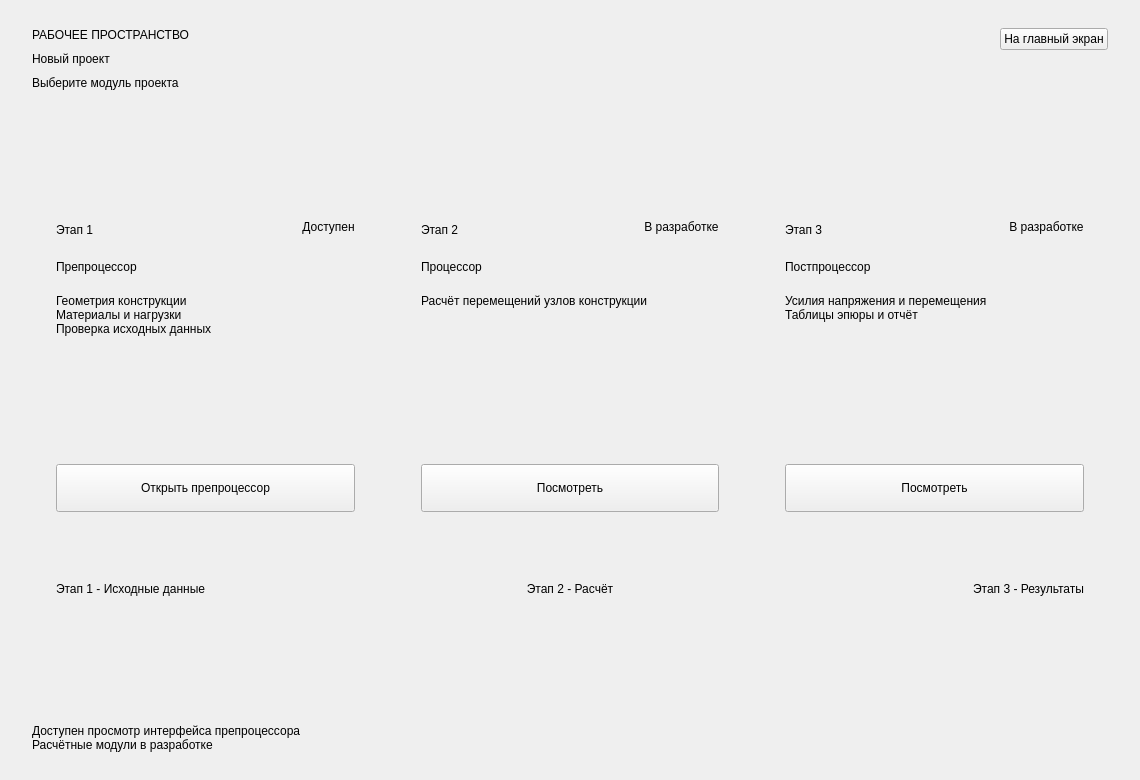
Old version of the form src/sapr/resources/forms/project_hub.ui in the repository usatopolosato/sapr-bar.
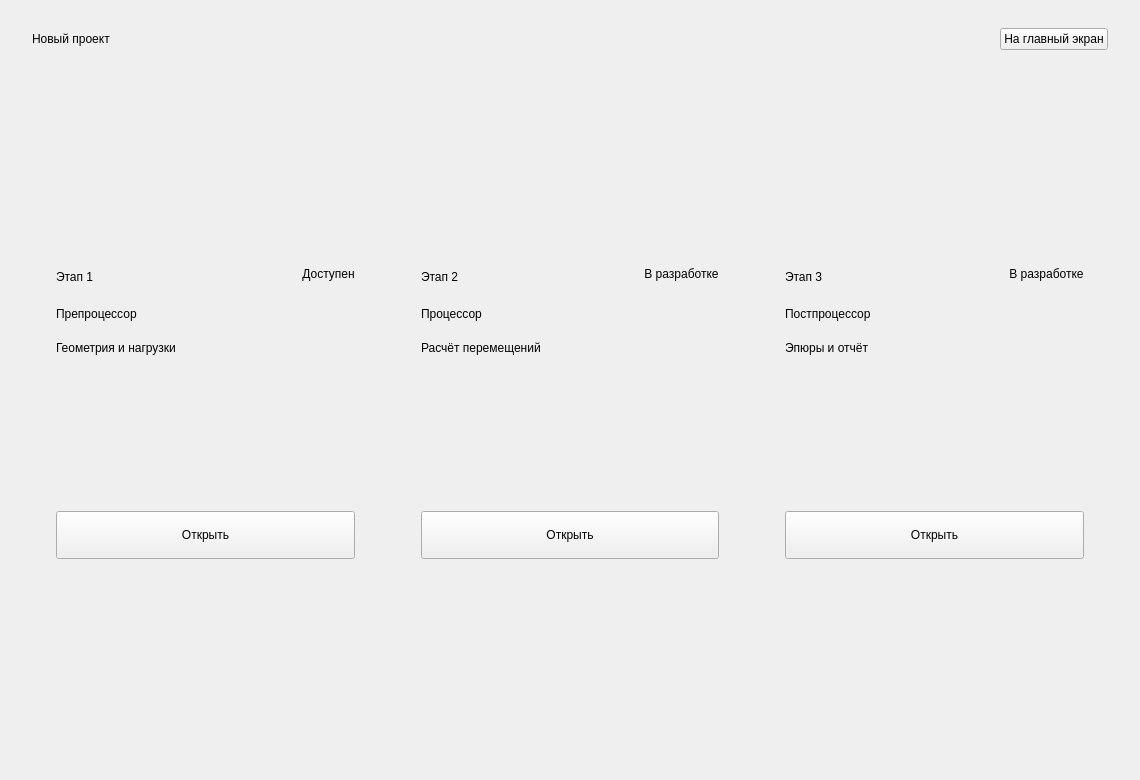
New version of the form.

```diff
--- a/src/sapr/resources/forms/project_hub.ui
+++ b/src/sapr/resources/forms/project_hub.ui
@@ -36,16 +36,6 @@
        <property name="spacing">
         <number>10</number>
        </property>
-       <item>
-        <widget class="QLabel" name="hubEyebrowLabel">
-         <property name="role" stdset="0">
-          <string>eyebrow</string>
-         </property>
-         <property name="text">
-          <string>РАБОЧЕЕ ПРОСТРАНСТВО</string>
-         </property>
-        </widget>
-       </item>
        <item>
         <widget class="QLabel" name="projectNameLabel">
          <property name="role" stdset="0">
@@ -65,19 +55,6 @@
          </property>
         </widget>
        </item>
-       <item>
-        <widget class="QLabel" name="hubDescriptionLabel">
-         <property name="role" stdset="0">
-          <string>muted</string>
-         </property>
-         <property name="text">
-          <string>Выберите модуль проекта</string>
-         </property>
-         <property name="wordWrap">
-          <bool>true</bool>
-         </property>
-        </widget>
-       </item>
       </layout>
      </item>
      <item>
@@ -224,9 +201,7 @@
            <string>muted</string>
           </property>
           <property name="text">
-           <string>Геометрия конструкции
-Материалы и нагрузки
-Проверка исходных данных</string>
+           <string>Геометрия и нагрузки</string>
           </property>
           <property name="wordWrap">
            <bool>true</bool>
@@ -264,7 +239,7 @@
            <string>primary</string>
           </property>
           <property name="text">
-           <string>Открыть препроцессор</string>
+           <string>Открыть</string>
           </property>
          </widget>
         </item>
@@ -357,7 +332,7 @@
            <string>muted</string>
           </property>
           <property name="text">
-           <string>Расчёт перемещений узлов конструкции</string>
+           <string>Расчёт перемещений</string>
           </property>
           <property name="wordWrap">
            <bool>true</bool>
@@ -395,7 +370,7 @@
            <string>secondary</string>
           </property>
           <property name="text">
-           <string>Посмотреть</string>
+           <string>Открыть</string>
           </property>
          </widget>
         </item>
@@ -488,8 +463,7 @@
            <string>muted</string>
           </property>
           <property name="text">
-           <string>Усилия напряжения и перемещения
-Таблицы эпюры и отчёт</string>
+           <string>Эпюры и отчёт</string>
           </property>
           <property name="wordWrap">
            <bool>true</bool>
@@ -527,7 +501,7 @@
            <string>secondary</string>
           </property>
           <property name="text">
-           <string>Посмотреть</string>
+           <string>Открыть</string>
           </property>
          </widget>
         </item>
@@ -536,78 +510,6 @@
      </item>
     </layout>
    </item>
-   <item>
-    <widget class="QFrame" name="workflowCard">
-     <property name="role" stdset="0">
-      <string>card</string>
-     </property>
-     <property name="frameShape">
-      <enum>QFrame::NoFrame</enum>
-     </property>
-     <layout class="QHBoxLayout" name="workflowLayout" stretch="1,1,1">
-      <property name="spacing">
-       <number>14</number>
-      </property>
-      <property name="leftMargin">
-       <number>24</number>
-      </property>
-      <property name="topMargin">
-       <number>22</number>
-      </property>
-      <property name="rightMargin">
-       <number>24</number>
-      </property>
-      <property name="bottomMargin">
-       <number>22</number>
-      </property>
-      <item>
-       <widget class="QLabel" name="workflowFirstLabel">
-        <property name="role" stdset="0">
-         <string>muted</string>
-        </property>
-        <property name="text">
-         <string>Этап 1 - Исходные данные</string>
-        </property>
-        <property name="wordWrap">
-         <bool>true</bool>
-        </property>
-       </widget>
-      </item>
-      <item>
-       <widget class="QLabel" name="workflowSecondLabel">
-        <property name="role" stdset="0">
-         <string>muted</string>
-        </property>
-        <property name="text">
-         <string>Этап 2 - Расчёт</string>
-        </property>
-        <property name="wordWrap">
-         <bool>true</bool>
-        </property>
-        <property name="alignment">
-         <set>Qt::AlignCenter</set>
-        </property>
-       </widget>
-      </item>
-      <item>
-       <widget class="QLabel" name="workflowThirdLabel">
-        <property name="role" stdset="0">
-         <string>muted</string>
-        </property>
-        <property name="text">
-         <string>Этап 3 - Результаты</string>
-        </property>
-        <property name="wordWrap">
-         <bool>true</bool>
-        </property>
-        <property name="alignment">
-         <set>Qt::AlignRight|Qt::AlignVCenter</set>
-        </property>
-       </widget>
-      </item>
-     </layout>
-    </widget>
-   </item>
    <item>
     <spacer name="hubBottomSpace">
      <property name="orientation">
@@ -621,20 +523,6 @@
      </property>
     </spacer>
    </item>
-   <item>
-    <widget class="QLabel" name="previewNoticeLabel">
-     <property name="role" stdset="0">
-      <string>muted</string>
-     </property>
-     <property name="text">
-      <string>Доступен просмотр интерфейса препроцессора
-Расчётные модули в разработке</string>
-     </property>
-     <property name="wordWrap">
-      <bool>true</bool>
-     </property>
-    </widget>
-   </item>
   </layout>
  </widget>
  <tabstops>
```
Left out of the diff: 5 changed lines with no effect on the pictures.
